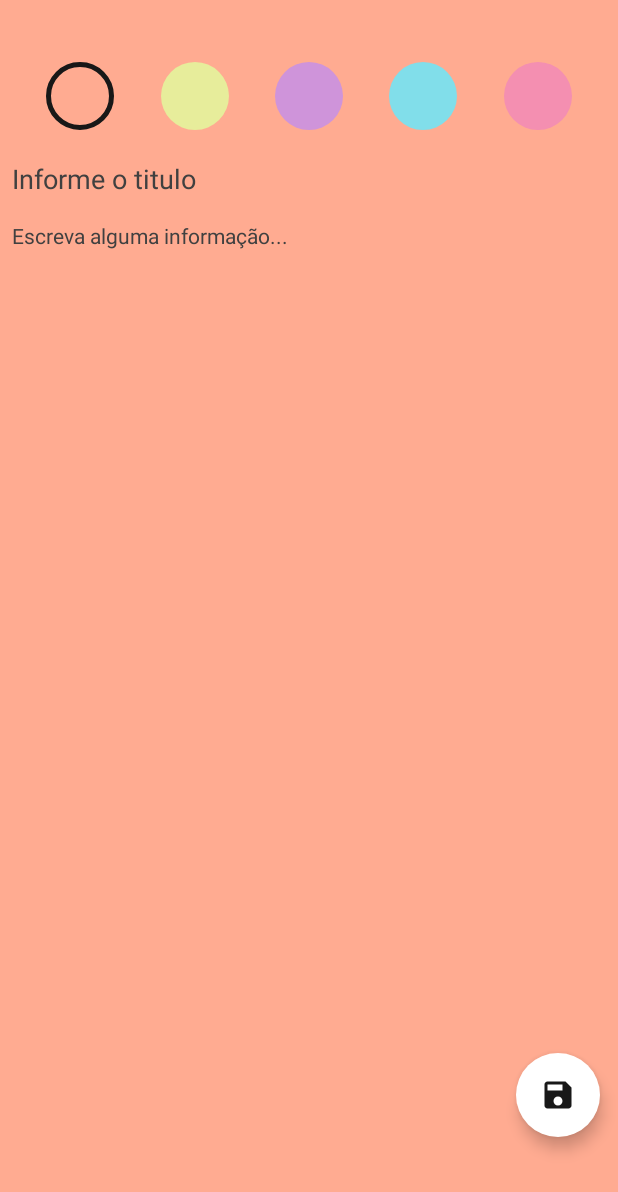
After one commit to rafaelcalves1/NoteApp, an Android app: the AddNoteActivity screen opened directly, with no data from a screen before it, on a phone screen of 412 x 824 dp. The commit adds this screen. Shown: the top 1192 px of the screen. Run offline under Robolectric (Android 15) with nearby library versions, the phone set to English and light mode, and no system bars.

Commit message:
Criação da tela para adicionar notas
Para realizar, a criação dessa tela eu utilizei a flag no limits  para que o usuário tivesse uma boa experiencia ao selecionar as cores.

```diff
--- a/app/build.gradle
+++ b/app/build.gradle
@@ -10,7 +10,7 @@ android {
 
     defaultConfig {
         applicationId "com.example.noteapp"
-        minSdk 21
+        minSdk 23
         targetSdk 31
         versionCode 1
         versionName "1.0"
--- a/app/src/main/AndroidManifest.xml
+++ b/app/src/main/AndroidManifest.xml
@@ -19,6 +19,9 @@
                 <category android:name="android.intent.category.LAUNCHER" />
             </intent-filter>
         </activity>
+        <activity android:name=".presenter.activity.AddNoteActivity" android:exported="false"
+            android:theme="@style/Theme.NoteApp.NoActionBar"
+            />
     </application>
 
 </manifest>
--- a/app/src/main/java/com/example/noteapp/data/model/Nota.kt
+++ b/app/src/main/java/com/example/noteapp/data/model/Nota.kt
@@ -2,11 +2,17 @@ package com.example.noteapp.data.model
 
 import androidx.room.Entity
 import androidx.room.PrimaryKey
+import com.example.noteapp.R
 
 @Entity
 data class Nota(
     val titulo: String,
     val descricao: String,
     val datacriacao: Long,
+    val colorNote: Int,
     @PrimaryKey val idNota: Int
-)
+){
+    companion object{
+        val noteColors = listOf( R.color.orange, R.color.yellow, R.color.violet, R.color.blue, R.color.pink)
+    }
+}
--- /dev/null
+++ b/app/src/main/java/com/example/noteapp/presenter/activity/AddNoteActivity.kt
@@ -0,0 +1,61 @@
+package com.example.noteapp.presenter.activity
+
+import android.graphics.Color
+import android.os.Build
+import android.os.Bundle
+import android.view.View
+import android.view.Window
+import android.view.WindowManager
+import androidx.appcompat.app.AppCompatActivity
+import androidx.core.content.res.ResourcesCompat
+import com.example.noteapp.R
+import com.example.noteapp.databinding.ActivityAddNoteBinding
+
+class AddNoteActivity: AppCompatActivity() {
+
+    private lateinit var binding: ActivityAddNoteBinding
+
+    override fun onCreate(savedInstanceState: Bundle?) {
+        super.onCreate(savedInstanceState)
+        binding = ActivityAddNoteBinding.inflate(layoutInflater)
+        setContentView(binding.root)
+        window.apply {
+            addFlags(WindowManager.LayoutParams.FLAG_LAYOUT_NO_LIMITS)
+        }
+        binding.addNoteColorOrange.isEnabled = false
+        configColors()
+    }
+
+    private fun configColors(){
+        binding.addNoteColorOrange.setOnClickListener {
+            getList(it)
+            binding.root.setBackgroundColor(resources.getColor(R.color.orange, null))
+        }
+        binding.addNoteColorYellow.setOnClickListener {
+            getList(it)
+            binding.root.setBackgroundColor(resources.getColor(R.color.yellow, null))
+        }
+        binding.addNoteColorViolet.setOnClickListener {
+            getList(it)
+            binding.root.setBackgroundColor(resources.getColor(R.color.violet, null))
+        }
+        binding.addNoteColorBlue.setOnClickListener {
+            getList(it)
+            binding.root.setBackgroundColor(resources.getColor(R.color.blue, null))
+        }
+        binding.addNoteColorPink.setOnClickListener {
+            getList(it)
+            binding.root.setBackgroundColor(resources.getColor(R.color.pink, null))
+        }
+    }
+
+    private fun getList(view: View){
+        view.isEnabled = false
+        val listButton = listOf(binding.addNoteColorOrange, binding.addNoteColorYellow, binding.addNoteColorViolet, binding.addNoteColorBlue, binding.addNoteColorPink)
+        listButton.forEach {
+            if(it != view){
+                it.isEnabled = true
+            }
+        }
+    }
+}
--- a/app/src/main/java/com/example/noteapp/presenter/activity/MainActivity.kt
+++ b/app/src/main/java/com/example/noteapp/presenter/activity/MainActivity.kt
@@ -1,5 +1,6 @@
 package com.example.noteapp.presenter.activity
 
+import android.content.Intent
 import android.os.Bundle
 import androidx.appcompat.app.AppCompatActivity
 import androidx.lifecycle.lifecycleScope
@@ -23,6 +24,11 @@ class MainActivity : AppCompatActivity() {
         super.onCreate(savedInstanceState)
         binding = ActivityMainBinding.inflate(layoutInflater)
         setContentView(binding.root)
+        binding.mainFabButton.setOnClickListener {
+            Intent(this, AddNoteActivity::class.java).also{
+                startActivity(it)
+            }
+        }
     }
 
     private fun configView() {
--- /dev/null
+++ b/app/src/main/res/drawable/background_view_border_blue.xml
@@ -0,0 +1,16 @@
+<?xml version="1.0" encoding="utf-8"?>
+<selector xmlns:android="http://schemas.android.com/apk/res/android">
+    <item android:state_enabled="false">
+        <shape>
+            <solid android:color="@color/blue" />
+            <corners android:radius="50dp"/>
+            <stroke android:width="3dp" android:color="@color/black" />
+        </shape>
+    </item>
+    <item android:state_enabled="true">
+        <shape>
+            <solid android:color="@color/blue" />
+            <corners android:radius="50dp"/>
+        </shape>
+    </item>
+</selector>
--- /dev/null
+++ b/app/src/main/res/drawable/background_view_border_orange.xml
@@ -0,0 +1,16 @@
+<?xml version="1.0" encoding="utf-8"?>
+<selector xmlns:android="http://schemas.android.com/apk/res/android">
+    <item android:state_enabled="false">
+        <shape>
+            <solid android:color="@color/orange" />
+            <corners android:radius="50dp"/>
+            <stroke android:width="3dp" android:color="@color/black" />
+        </shape>
+    </item>
+    <item android:state_enabled="true">
+        <shape>
+            <solid android:color="@color/orange" />
+            <corners android:radius="50dp"/>
+        </shape>
+    </item>
+</selector>
--- /dev/null
+++ b/app/src/main/res/drawable/background_view_border_pink.xml
@@ -0,0 +1,16 @@
+<?xml version="1.0" encoding="utf-8"?>
+<selector xmlns:android="http://schemas.android.com/apk/res/android">
+    <item android:state_enabled="false">
+        <shape>
+            <solid android:color="@color/pink" />
+            <corners android:radius="50dp"/>
+            <stroke android:width="3dp" android:color="@color/black" />
+        </shape>
+    </item>
+    <item android:state_enabled="true">
+        <shape>
+            <solid android:color="@color/pink" />
+            <corners android:radius="50dp"/>
+        </shape>
+    </item>
+</selector>
--- /dev/null
+++ b/app/src/main/res/drawable/background_view_border_violet.xml
@@ -0,0 +1,16 @@
+<?xml version="1.0" encoding="utf-8"?>
+<selector xmlns:android="http://schemas.android.com/apk/res/android">
+    <item android:state_enabled="false">
+        <shape>
+            <solid android:color="@color/violet" />
+            <corners android:radius="50dp"/>
+            <stroke android:width="3dp" android:color="@color/black" />
+        </shape>
+    </item>
+    <item android:state_enabled="true">
+        <shape>
+            <solid android:color="@color/violet" />
+            <corners android:radius="50dp"/>
+        </shape>
+    </item>
+</selector>
--- /dev/null
+++ b/app/src/main/res/drawable/background_view_border_yellow.xml
@@ -0,0 +1,16 @@
+<?xml version="1.0" encoding="utf-8"?>
+<selector xmlns:android="http://schemas.android.com/apk/res/android">
+    <item android:state_enabled="false">
+        <shape>
+            <solid android:color="@color/yellow" />
+            <corners android:radius="50dp"/>
+            <stroke android:width="3dp" android:color="@color/black" />
+        </shape>
+    </item>
+    <item android:state_enabled="true">
+        <shape>
+            <solid android:color="@color/yellow" />
+            <corners android:radius="50dp"/>
+        </shape>
+    </item>
+</selector>
--- /dev/null
+++ b/app/src/main/res/drawable/ic_save.xml
@@ -0,0 +1,10 @@
+<vector xmlns:android="http://schemas.android.com/apk/res/android"
+    android:width="24dp"
+    android:height="24dp"
+    android:viewportWidth="24"
+    android:viewportHeight="24"
+    android:tint="?attr/colorControlNormal">
+  <path
+      android:fillColor="@android:color/white"
+      android:pathData="M17,3L5,3c-1.11,0 -2,0.9 -2,2v14c0,1.1 0.89,2 2,2h14c1.1,0 2,-0.9 2,-2L21,7l-4,-4zM12,19c-1.66,0 -3,-1.34 -3,-3s1.34,-3 3,-3 3,1.34 3,3 -1.34,3 -3,3zM15,9L5,9L5,5h10v4z"/>
+</vector>
--- /dev/null
+++ b/app/src/main/res/layout/activity_add_note.xml
@@ -0,0 +1,127 @@
+<?xml version="1.0" encoding="utf-8"?>
+<androidx.constraintlayout.widget.ConstraintLayout xmlns:android="http://schemas.android.com/apk/res/android"
+    xmlns:app="http://schemas.android.com/apk/res-auto"
+    xmlns:tools="http://schemas.android.com/tools"
+    android:layout_width="match_parent"
+    android:layout_height="match_parent"
+    android:background="@color/orange"
+    android:fitsSystemWindows="true"
+    android:padding="10dp">
+
+
+    <androidx.constraintlayout.widget.ConstraintLayout
+        android:id="@+id/add_note_recycler_colors"
+        android:layout_width="match_parent"
+        android:layout_height="wrap_content"
+        android:orientation="horizontal"
+        app:layout_constraintTop_toBottomOf="@id/guideline2"
+        tools:layout_editor_absoluteX="10dp">
+
+        <View
+            android:id="@+id/add_note_color_orange"
+            android:layout_width="45dp"
+            android:layout_height="45dp"
+            android:background="@drawable/background_view_border_orange"
+            app:layout_constraintEnd_toStartOf="@+id/add_note_color_yellow"
+            app:layout_constraintHorizontal_bias="0.5"
+            app:layout_constraintStart_toStartOf="parent"
+            app:layout_constraintTop_toTopOf="parent" />
+
+        <View
+            android:id="@+id/add_note_color_yellow"
+            android:layout_width="45dp"
+            android:layout_height="45dp"
+            android:background="@drawable/background_view_border_yellow"
+            app:layout_constraintEnd_toStartOf="@+id/add_note_color_violet"
+            app:layout_constraintHorizontal_bias="0.5"
+            app:layout_constraintStart_toEndOf="@+id/add_note_color_orange"
+            app:layout_constraintTop_toTopOf="parent" />
+
+        <View
+            android:id="@+id/add_note_color_violet"
+            android:layout_width="45dp"
+            android:layout_height="45dp"
+            android:background="@drawable/background_view_border_violet"
+            app:layout_constraintEnd_toStartOf="@+id/add_note_color_blue"
+            app:layout_constraintHorizontal_bias="0.5"
+            app:layout_constraintStart_toEndOf="@+id/add_note_color_yellow"
+            app:layout_constraintTop_toTopOf="parent" />
+
+        <View
+            android:id="@+id/add_note_color_blue"
+            android:layout_width="45dp"
+            android:layout_height="45dp"
+            android:background="@drawable/background_view_border_blue"
+            app:layout_constraintEnd_toStartOf="@+id/add_note_color_pink"
+            app:layout_constraintHorizontal_bias="0.5"
+            app:layout_constraintStart_toEndOf="@+id/add_note_color_violet"
+            app:layout_constraintTop_toTopOf="parent" />
+
+        <View
+            android:id="@+id/add_note_color_pink"
+            android:layout_width="45dp"
+            android:layout_height="45dp"
+            android:background="@drawable/background_view_border_pink"
+            app:layout_constraintEnd_toEndOf="parent"
+            app:layout_constraintHorizontal_bias="0.5"
+            app:layout_constraintStart_toEndOf="@+id/add_note_color_blue"
+            app:layout_constraintTop_toTopOf="parent" />
+
+    </androidx.constraintlayout.widget.ConstraintLayout>
+
+    <com.google.android.material.textfield.TextInputEditText
+        android:id="@+id/add_note_input_title"
+        android:layout_width="match_parent"
+        android:layout_height="wrap_content"
+        android:layout_marginTop="12dp"
+        android:background="@color/transparent"
+        android:hint="@string/txt_info_title"
+        android:padding="8dp"
+        android:textColor="@color/dark_gray"
+        android:textColorHint="@color/dark_gray"
+        android:textSize="18sp"
+        app:layout_constraintTop_toBottomOf="@id/add_note_recycler_colors" />
+
+    <com.google.android.material.textfield.TextInputEditText
+        android:id="@+id/add_note_input_body"
+        android:layout_width="match_parent"
+        android:layout_height="0dp"
+        android:background="@color/transparent"
+        android:gravity="top"
+        android:hint="@string/txt_info_body"
+        android:padding="8dp"
+        android:textColor="@color/dark_gray"
+        android:textColorHint="@color/dark_gray"
+        android:textSize="14sp"
+        app:layout_constraintBottom_toTopOf="@id/guideline3"
+        app:layout_constraintTop_toBottomOf="@id/add_note_input_title" />
+
+
+    <com.google.android.material.floatingactionbutton.FloatingActionButton
+        android:id="@+id/add_note_save_note"
+        android:layout_width="wrap_content"
+        android:layout_height="wrap_content"
+        android:layout_marginRight="12dp"
+        android:backgroundTint="@color/white"
+        android:src="@drawable/ic_save"
+        app:borderWidth="0dp"
+        app:fabSize="normal"
+        app:layout_constraintBottom_toTopOf="@id/guideline3"
+        app:layout_constraintEnd_toEndOf="parent" />
+
+    <androidx.constraintlayout.widget.Guideline
+        android:id="@+id/guideline2"
+        android:layout_width="wrap_content"
+        android:layout_height="wrap_content"
+        android:orientation="horizontal"
+        app:layout_constraintGuide_percent="0.05" />
+
+    <androidx.constraintlayout.widget.Guideline
+        android:id="@+id/guideline3"
+        android:layout_width="wrap_content"
+        android:layout_height="wrap_content"
+        android:orientation="horizontal"
+        app:layout_constraintGuide_percent="0.92" />
+
+
+</androidx.constraintlayout.widget.ConstraintLayout>
--- a/app/src/main/res/layout/activity_main.xml
+++ b/app/src/main/res/layout/activity_main.xml
@@ -20,7 +20,7 @@
             android:id="@+id/mainActivity_text_titulo"
             android:layout_width="0dp"
             android:layout_height="wrap_content"
-            tools:text="NotaApp"
+            android:text="NotaApp"
             android:textColor="@color/white"
             android:textSize="28sp"
             app:layout_constraintEnd_toStartOf="@id/mainActivity_img_titulo"
@@ -57,12 +57,14 @@
         />
 
     <com.google.android.material.floatingactionbutton.FloatingActionButton
+        android:id="@+id/main_fab_button"
         android:layout_width="wrap_content"
         android:layout_height="wrap_content"
         android:layout_marginBottom="12dp"
         android:layout_marginRight="12dp"
         android:src="@drawable/ic_add"
         android:backgroundTint="@color/white"
+        app:borderWidth="0dp"
         app:fabSize="normal"
         app:layout_constraintEnd_toEndOf="parent"
         app:layout_constraintBottom_toBottomOf="parent"
--- /dev/null
+++ b/app/src/main/res/layout/item_color_pick.xml
@@ -0,0 +1,12 @@
+<?xml version="1.0" encoding="utf-8"?>
+<androidx.cardview.widget.CardView xmlns:android="http://schemas.android.com/apk/res/android"
+    android:layout_width="50dp"
+    android:layout_height="50dp"
+    xmlns:app="http://schemas.android.com/apk/res-auto"
+    app:cardCornerRadius="50dp"
+    app:cardBackgroundColor="@color/yellow"
+    android:layout_margin="10dp"
+    android:background="@drawable/background_view_border_orange"
+    >
+
+</androidx.cardview.widget.CardView>
--- a/app/src/main/res/values-night/themes.xml
+++ b/app/src/main/res/values-night/themes.xml
@@ -1,6 +1,6 @@
 <resources xmlns:tools="http://schemas.android.com/tools">
     <!-- Base application theme. -->
-    <style name="Theme.NoteApp" parent="Theme.MaterialComponents.DayNight.DarkActionBar">
+    <style name="Theme.NoteApp" parent="Theme.MaterialComponents.DayNight.NoActionBar">
         <!-- Primary brand color. -->
         <item name="colorPrimary">@color/white</item>
         <item name="colorOnPrimary">@color/white</item>
@@ -8,7 +8,7 @@
         <item name="colorSecondary">@color/black</item>
         <item name="colorOnSecondary">@color/black</item>
         <!-- Status bar color. -->
-        <item name="android:statusBarColor" tools:targetApi="l">?attr/colorPrimaryVariant</item>
+        <item name="android:statusBarColor" tools:targetApi="l">@color/black_dark</item>
         <!-- Customize your theme here. -->
     </style>
 </resources>
--- a/app/src/main/res/values/colors.xml
+++ b/app/src/main/res/values/colors.xml
@@ -4,4 +4,11 @@
     <color name="black_dark">#FF202020</color>
     <color name="black">#181818</color>
     <color name="white">#FFFFFFFF</color>
+    <color name="transparent">#00FFFFFF</color>
+    <color name="orange">#ffffab91</color>
+    <color name="violet">#ffcf94da</color>
+    <color name="pink">#fff48fb1</color>
+    <color name="blue">#ff81deea</color>
+    <color name="yellow">#ffe7ed9b</color>
+    <color name="yellosw">#9BA9ED</color>
 </resources>
--- a/app/src/main/res/values/strings.xml
+++ b/app/src/main/res/values/strings.xml
@@ -1,3 +1,5 @@
 <resources>
     <string name="app_name">NoteApp</string>
+    <string name="txt_info_title">Informe o titulo</string>
+    <string name="txt_info_body">Escreva alguma informação...</string>
 </resources>
--- a/app/src/main/res/values/themes.xml
+++ b/app/src/main/res/values/themes.xml
@@ -1,6 +1,6 @@
 <resources xmlns:tools="http://schemas.android.com/tools">
     <!-- Base application theme. -->
-    <style name="Theme.NoteApp" parent="Theme.MaterialComponents.DayNight.DarkActionBar">
+    <style name="Theme.NoteApp" parent="Theme.MaterialComponents.DayNight.NoActionBar">
         <!-- Primary brand color. -->
         <item name="colorPrimary">@color/white</item>
         <item name="colorOnPrimary">@color/white</item>
@@ -8,12 +8,14 @@
         <item name="colorSecondary">@color/black</item>
         <item name="colorOnSecondary">@color/black</item>
         <!-- Status bar color. -->
-        <item name="android:statusBarColor" tools:targetApi="l">?attr/colorPrimaryVariant</item>
+        <item name="android:statusBarColor" tools:targetApi="l">@color/black_dark</item>
         <!-- Customize your theme here. -->
     </style>
 
     <style name="Theme.NoteApp.NoActionBar">
         <item name="windowActionBar">false</item>
         <item name="windowNoTitle">true</item>
+        <item name="android:statusBarColor">@android:color/transparent</item>
+        <item name="android:windowTranslucentStatus">true</item>
     </style>
 </resources>
```
